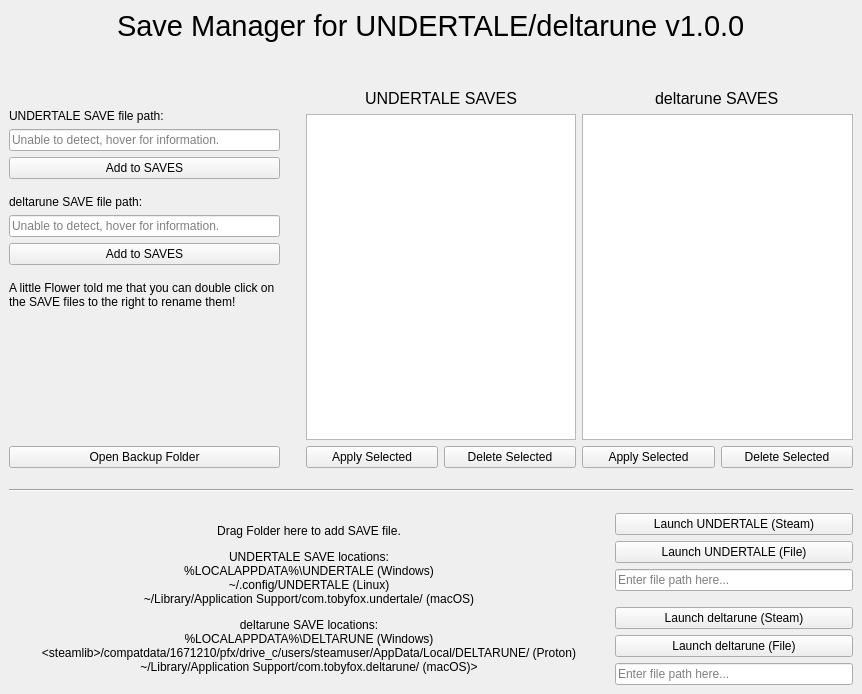
This is udsm/ui/window.ui in TheCheese42/ut-dr-save-manager as Qt 5 draws it before an edit. The edited form follows.
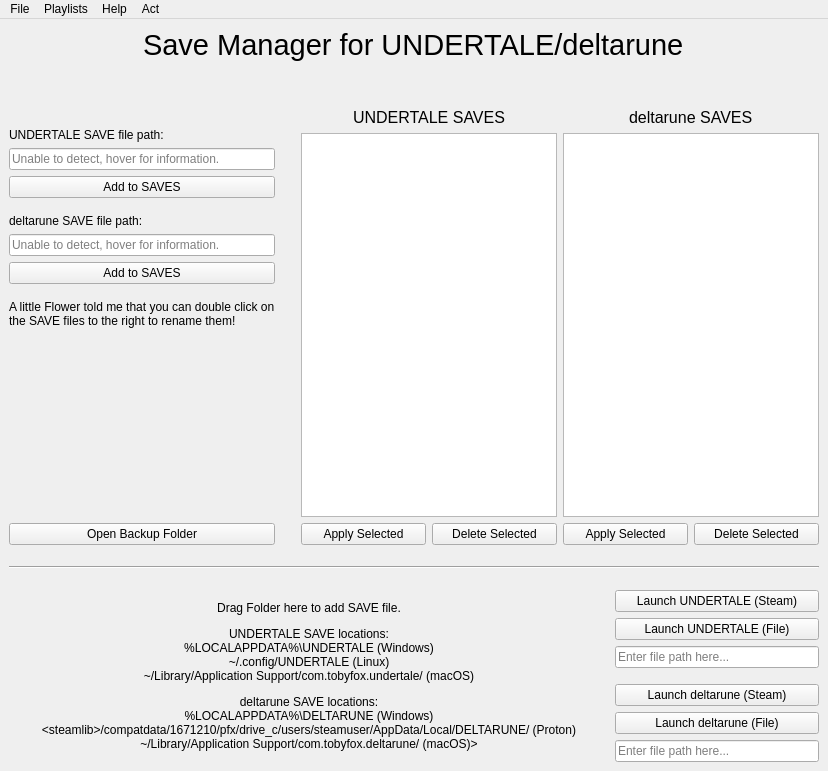
This is the edited form.

Commit message: Added version, about, licenses, improved main window with shortcuts and a menu bar

Patch:
```diff
--- a/udsm/ui/window.ui
+++ b/udsm/ui/window.ui
@@ -6,8 +6,8 @@
    <rect>
     <x>0</x>
     <y>0</y>
-    <width>862</width>
-    <height>694</height>
+    <width>828</width>
+    <height>771</height>
    </rect>
   </property>
   <property name="acceptDrops">
@@ -26,7 +26,7 @@
        </font>
       </property>
       <property name="text">
-       <string>Save Manager for UNDERTALE/deltarune v1.0.0</string>
+       <string>Save Manager for UNDERTALE/deltarune</string>
       </property>
      </widget>
     </item>
@@ -479,6 +479,53 @@
     </item>
    </layout>
   </widget>
+  <widget class="QMenuBar" name="menuBar">
+   <property name="geometry">
+    <rect>
+     <x>0</x>
+     <y>0</y>
+     <width>828</width>
+     <height>30</height>
+    </rect>
+   </property>
+   <widget class="QMenu" name="menuFile">
+    <property name="title">
+     <string>File</string>
+    </property>
+    <widget class="QMenu" name="menuEnable_premade_SAVES">
+     <property name="title">
+      <string>Enable premade SAVES</string>
+     </property>
+    </widget>
+    <addaction name="menuEnable_premade_SAVES"/>
+    <addaction name="separator"/>
+    <addaction name="actionQuit_2"/>
+   </widget>
+   <widget class="QMenu" name="menuPlaylists">
+    <property name="title">
+     <string>Playlists</string>
+    </property>
+    <addaction name="actionOpen_Playlists"/>
+   </widget>
+   <widget class="QMenu" name="menuHelp">
+    <property name="title">
+     <string>Help</string>
+    </property>
+    <addaction name="actionAbout"/>
+    <addaction name="actionView_Licenses"/>
+   </widget>
+   <widget class="QMenu" name="menuHope">
+    <property name="title">
+     <string>Act</string>
+    </property>
+    <addaction name="actionHope"/>
+    <addaction name="actionDream"/>
+   </widget>
+   <addaction name="menuFile"/>
+   <addaction name="menuPlaylists"/>
+   <addaction name="menuHelp"/>
+   <addaction name="menuHope"/>
+  </widget>
   <action name="actionQuit">
    <property name="text">
     <string>Quit</string>
```
Left out of the diff: 121 changed lines with no effect on the pictures. The commit also changes 6 other files.
